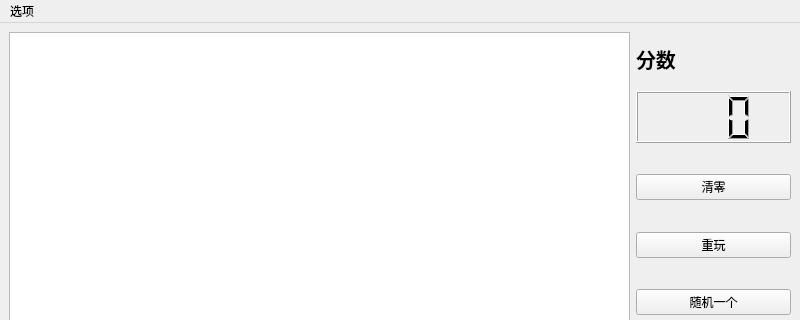
Qt form mainwindow.ui (Kevin0217168/WordDemining) before a commit; both pictures show x 0 to 800 and y 0 to 320 of the 800 by 600 pixel window.
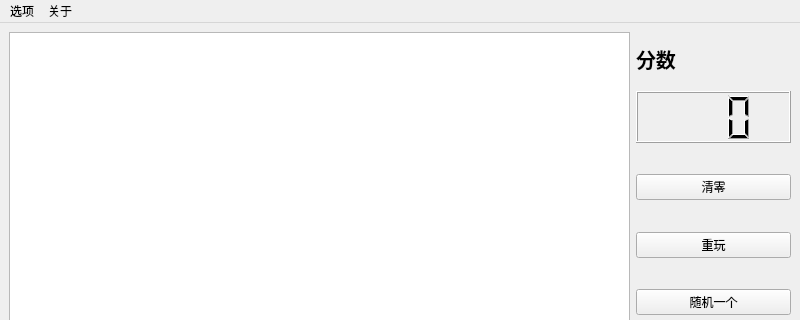
The same form after that commit.

```diff
--- a/mainwindow.ui
+++ b/mainwindow.ui
@@ -153,9 +153,16 @@
     <property name="title">
      <string>选项</string>
     </property>
-    <addaction name="actionset"/>
+    <addaction name="set_act"/>
+    <addaction name="daoru_act"/>
+   </widget>
+   <widget class="QMenu" name="about_act">
+    <property name="title">
+     <string>关于</string>
+    </property>
    </widget>
    <addaction name="menu123"/>
+   <addaction name="about_act"/>
   </widget>
   <widget class="QStatusBar" name="statusbar"/>
   <action name="actionset">
```
Left out of the diff: 7 changed lines with no effect on the pictures.
